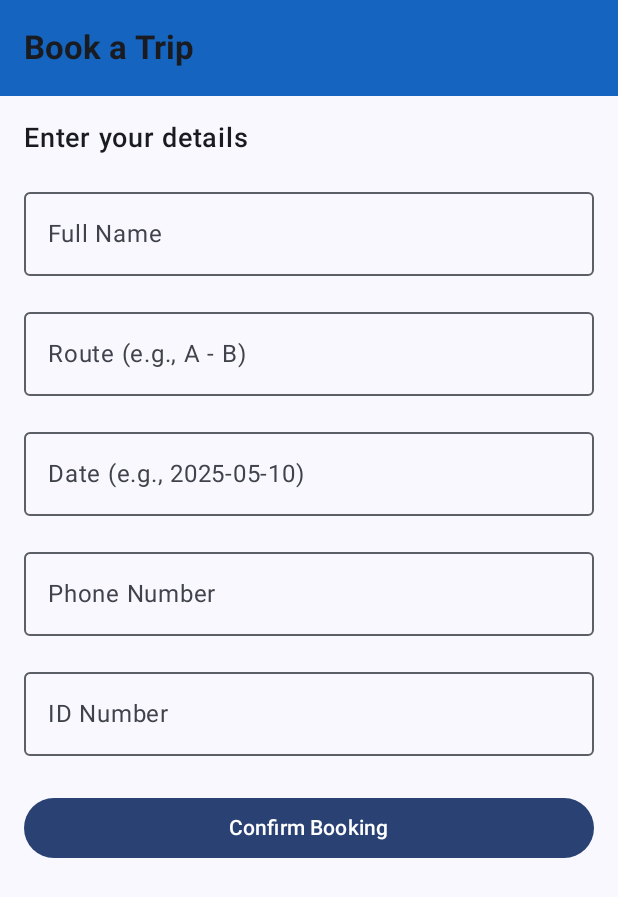
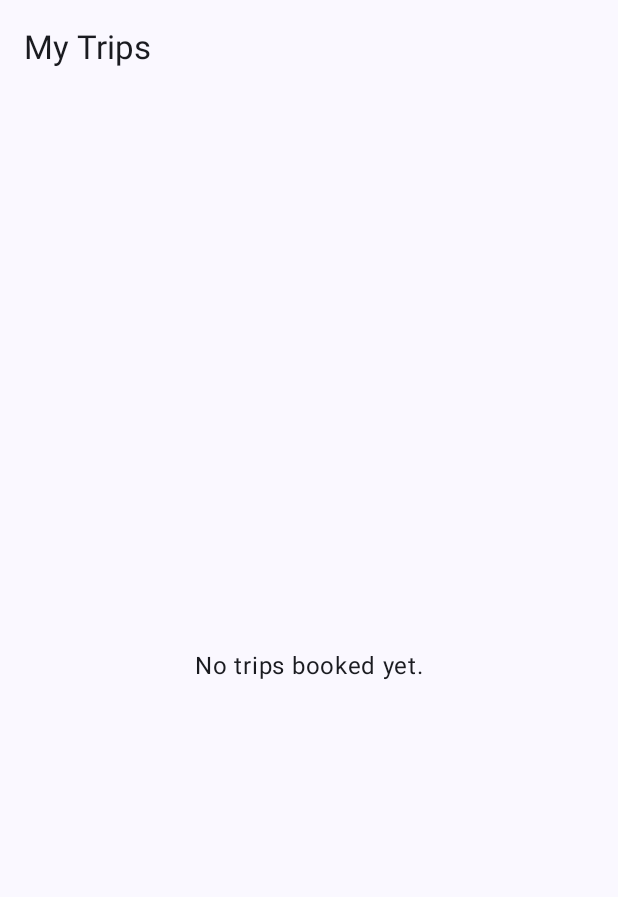
Before and after one commit to J-Alvan/trans2, an Android app built with Jetpack Compose: the BookingScreen screen opened through its navigation route, after a tap on "Confirm Booking", on a phone screen of 412 x 824 dp. Shown: the top 897 px of the screen. Run offline under Robolectric (Android 15) with nearby library versions, the phone set to English and light mode, and no system bars; our stand-ins replace Firebase (no records; nobody signed in at launch, a user with empty details on screens opened directly).

Commit message:
second commit

```diff
--- a/app/build.gradle.kts
+++ b/app/build.gradle.kts
@@ -71,5 +71,6 @@ dependencies {
     implementation("com.squareup.okhttp3:logging-interceptor:4.9.1")
     implementation("androidx.compose.material3:material3:1.3.2")
     implementation("com.google.code.gson:gson:2.10.1")
-
+    implementation ("androidx.lifecycle:lifecycle-viewmodel-ktx")
+    implementation ("androidx.lifecycle:lifecycle-runtime-ktx")
 }
--- /dev/null
+++ b/app/src/main/java/com/example/swifttrans/data/TripViewModel.kt
@@ -0,0 +1,35 @@
+package com.example.swifttrans.data
+
+import androidx.lifecycle.ViewModel
+import androidx.lifecycle.viewModelScope
+import com.example.swifttrans.models.Trip
+import com.google.firebase.database.FirebaseDatabase
+import kotlinx.coroutines.flow.MutableStateFlow
+import kotlinx.coroutines.flow.StateFlow
+import kotlinx.coroutines.launch
+
+class TripViewModel : ViewModel() {
+
+    private val _trips = MutableStateFlow<List<Trip>>(emptyList())
+    val trips: StateFlow<List<Trip>> = _trips
+
+    private val dbRef = FirebaseDatabase.getInstance().getReference("trips")
+
+    init {
+        fetchTrips()
+    }
+
+    fun saveTrip(trip: Trip) {
+        val key = dbRef.push().key ?: return
+        dbRef.child(key).setValue(trip)
+    }
+
+    private fun fetchTrips() {
+        dbRef.get().addOnSuccessListener { snapshot ->
+            val list = snapshot.children.mapNotNull { it.getValue(Trip::class.java) }
+            viewModelScope.launch {
+                _trips.emit(list)
+            }
+        }
+    }
+}
--- /dev/null
+++ b/app/src/main/java/com/example/swifttrans/models/TripModel.kt
@@ -0,0 +1,9 @@
+package com.example.swifttrans.models
+
+data class Trip(
+    val name: String = "",
+    val route: String = "",
+    val date: String = "",
+    val phone: String = "",
+    val id: String = ""
+)
--- a/app/src/main/java/com/example/swifttrans/navigation/AppNavHost.kt
+++ b/app/src/main/java/com/example/swifttrans/navigation/AppNavHost.kt
@@ -5,6 +5,7 @@ import androidx.navigation.NavHostController
 import androidx.navigation.compose.NavHost
 import androidx.navigation.compose.composable
 import androidx.navigation.compose.rememberNavController
+import com.example.swifttrans.data.TripViewModel
 import com.example.swifttrans.ui.theme.screens.SplashScreen
 import com.example.swifttrans.ui.theme.screens.booking.BookingScreen
 import com.example.swifttrans.ui.theme.screens.home.HomeScreen
@@ -12,6 +13,7 @@ import com.example.swifttrans.ui.theme.screens.login.LoginScreen
 import com.example.swifttrans.ui.theme.screens.profile.ProfileScreen
 import com.example.swifttrans.ui.theme.screens.register.RegisterScreen
 import com.example.swifttrans.ui.theme.screens.route.RouteScreen
+import com.example.swifttrans.ui.theme.screens.trips.TripsScreen
 
 
 @Composable
@@ -27,7 +29,7 @@ fun AppNavHost(navController:NavHostController= rememberNavController(),startDes
         composable(ROUTE_BOOKING) { BookingScreen(navController) }
         composable(ROUTE_PROFILE) { ProfileScreen(navController) }
         composable(ROUTE_HOME) { HomeScreen(navController) }
-        composable(ROUTE_BOOKING) { BookingScreen(navController) }
+        composable(ROUTE_TRIP) { TripsScreen(navController, viewModel = TripViewModel()) }
 
     }
 }
--- a/app/src/main/java/com/example/swifttrans/navigation/routes.kt
+++ b/app/src/main/java/com/example/swifttrans/navigation/routes.kt
@@ -7,3 +7,4 @@ const val ROUTE_REGISTER = "register"
 const val ROUTE_SPLASH = "splash"
 const val ROUTE_ROUTES = "route"
 const val ROUTE_PROFILE = "profile"
+const val ROUTE_TRIP = "trips"
--- a/app/src/main/java/com/example/swifttrans/ui/theme/screens/booking/bookingScreen.kt
+++ b/app/src/main/java/com/example/swifttrans/ui/theme/screens/booking/bookingScreen.kt
@@ -12,7 +12,10 @@ import androidx.compose.ui.unit.dp
 import androidx.compose.ui.unit.sp
 import androidx.compose.ui.text.font.FontWeight
 import androidx.compose.ui.tooling.preview.Preview
+import androidx.lifecycle.viewmodel.compose.viewModel
 import androidx.navigation.NavController
+import com.example.swifttrans.data.TripViewModel
+import com.example.swifttrans.models.Trip
 
 @OptIn(ExperimentalMaterial3Api::class)
 @Composable
@@ -22,7 +25,8 @@ fun BookingScreen(navController: NavController) {
     var travelDate by remember { mutableStateOf("") }
     var phoneNumber by remember { mutableStateOf("") }
     var id by remember { mutableStateOf("") }
-
+    val viewModel: TripViewModel = viewModel()
+    val newTrip = Trip(name, selectedRoute, travelDate, phoneNumber, id)
 
 
     Scaffold(
@@ -78,7 +82,11 @@ fun BookingScreen(navController: NavController) {
             )
 
             Button(
-                onClick = { /* Handle booking logic */ },
+                onClick = {
+                    viewModel.saveTrip(newTrip)
+                    navController.navigate("trips")
+
+                },
                 modifier = Modifier
                     .fillMaxWidth()
                     .padding(top = 8.dp)
--- a/app/src/main/java/com/example/swifttrans/ui/theme/screens/home/homeScreen.kt
+++ b/app/src/main/java/com/example/swifttrans/ui/theme/screens/home/homeScreen.kt
@@ -130,7 +130,7 @@ fun HomeScreen(navController: NavController) {
                 }
 
                 Card(
-                    modifier = cardModifier.clickable { navController.navigate("register") },
+                    modifier = cardModifier.clickable { navController.navigate("trips") },
                     colors = CardDefaults.cardColors(containerColor = Color.White.copy(alpha = 0.9f))
                 ) {
                     CenteredCardText("My Trips")
--- a/app/src/main/java/com/example/swifttrans/ui/theme/screens/trips/tripScreen.kt
+++ b/app/src/main/java/com/example/swifttrans/ui/theme/screens/trips/tripScreen.kt
@@ -1,75 +1,79 @@
 package com.example.swifttrans.ui.theme.screens.trips
 
-//import android.app.Application
-//import androidx.compose.foundation.layout.*
-//import androidx.compose.foundation.lazy.LazyColumn
-//import androidx.compose.foundation.lazy.items
-//import androidx.compose.material3.*
-//import androidx.compose.runtime.Composable
-//import androidx.compose.runtime.collectAsState
-//import androidx.compose.runtime.getValue
-//import androidx.compose.ui.Alignment
-//import androidx.compose.ui.Modifier
-//import androidx.compose.ui.text.font.FontWeight
-//import androidx.compose.ui.unit.dp
-//import androidx.lifecycle.AndroidViewModel
-//import androidx.lifecycle.ViewModel
-//import androidx.lifecycle.ViewModelProvider
-//import androidx.lifecycle.viewModelScope
-//import androidx.navigation.NavController
-//import kotlinx.coroutines.flow.MutableStateFlow
-//import kotlinx.coroutines.flow.StateFlow
-//import kotlinx.coroutines.flow.asStateFlow
-//import kotlinx.coroutines.launch
-//
-//
-//@OptIn(ExperimentalMaterial3Api::class)
-//@Composable
-//fun TripsScreen(navController: NavController) {
-//
-//    Scaffold(
-//        topBar = {
-//            TopAppBar(title = { Text("My Trips") })
-//        }
-//    ) { padding ->
-//        if (task.isEmpty()) {
-//            Box(
-//                modifier = Modifier
-//                    .fillMaxSize()
-//                    .padding(padding),
-//                contentAlignment = Alignment.Center
-//            ) {
-//                Text("No trips booked yet.")
-//            }
-//        } else {
-//            LazyColumn(
-//                modifier = Modifier
-//                    .fillMaxSize()
-//                    .padding(padding)
-//                    .padding(16.dp)
-//            ) {
-//                items(t) { trip ->
-//                    TripCard(trip)
-//                }
-//            }
-//        }
-//    }
-//}
-//
-//@Composable
-//fun TripCard(trip: Trip) {
-//    Card(
-//        modifier = Modifier
-//            .fillMaxWidth()
-//            .padding(vertical = 8.dp),
-//        colors = CardDefaults.cardColors(containerColor = MaterialTheme.colorScheme.primaryContainer)
-//    ) {
-//        Column(modifier = Modifier.padding(16.dp)) {
-//            Text("Name: ${trip.name}", fontWeight = FontWeight.Bold)
-//            Text("Route: ${trip.route}")
-//            Text("Date: ${trip.date}")
-//            Text("Phone: ${trip.phone}")
-//            Text("ID: ${trip.userId}")
-//        }
-//    }
-//}
+import androidx.compose.foundation.layout.*
+import androidx.compose.foundation.lazy.LazyColumn
+import androidx.compose.foundation.lazy.items
+import androidx.compose.material3.*
+import androidx.compose.runtime.*
+import androidx.compose.ui.Alignment
+import androidx.compose.ui.Modifier
+import androidx.compose.ui.platform.LocalContext
+import androidx.compose.ui.text.font.FontWeight
+import androidx.compose.ui.tooling.preview.Preview
+import androidx.compose.ui.unit.dp
+import androidx.lifecycle.viewmodel.compose.viewModel
+import androidx.navigation.NavController
+import androidx.navigation.compose.rememberNavController
+import com.example.swifttrans.data.TripViewModel
+import com.example.swifttrans.models.Trip
+import com.example.swifttrans.ui.theme.screens.profile.ProfileScreen
+
+@OptIn(ExperimentalMaterial3Api::class)
+@Composable
+fun TripsScreen(navController: NavController, viewModel: TripViewModel) {
+    val trips by viewModel.trips.collectAsState()
+
+    Scaffold(
+        topBar = {
+            TopAppBar(title = { Text("My Trips") })
+        }
+    ) { padding ->
+        if (trips.isEmpty()) {
+            Box(
+                modifier = Modifier
+                    .fillMaxSize()
+                    .padding(padding),
+                contentAlignment = Alignment.Center
+            ) {
+                Text("No trips booked yet.")
+            }
+        } else {
+            LazyColumn(
+                modifier = Modifier
+                    .fillMaxSize()
+                    .padding(padding)
+                    .padding(16.dp)
+            ) {
+                items(trips) { trip ->
+                    TripCard(trip)
+                }
+            }
+        }
+    }
+}
+
+@Composable
+fun TripCard(trip: Trip) {
+    Card(
+        modifier = Modifier
+            .fillMaxWidth()
+            .padding(vertical = 8.dp),
+        colors = CardDefaults.cardColors(containerColor = MaterialTheme.colorScheme.primaryContainer)
+    ) {
+        Column(modifier = Modifier.padding(16.dp)) {
+            Text("Name: ${trip.name}", fontWeight = FontWeight.Bold)
+            Text("Route: ${trip.route}")
+            Text("Date: ${trip.date}")
+            Text("Phone: ${trip.phone}")
+            Text("ID: ${trip.id}")
+        }
+    }
+}
+@Preview(showBackground = true)
+@Composable
+fun TripsScreenPreview() {
+    TripsScreen(
+        navController = rememberNavController(),
+        viewModel = viewModel()
+    )
+}
```
Also changed, not shown: app/src/main/java/com/example/swifttrans/data/ProfileViewModel.kt (added, +51 -0 lines), app/src/main/java/com/example/swifttrans/models/Profile.kt (added, +7 -0 lines), app/src/main/java/com/example/swifttrans/ui/theme/screens/profile/profileScreen.kt (+42 -53 lines).
